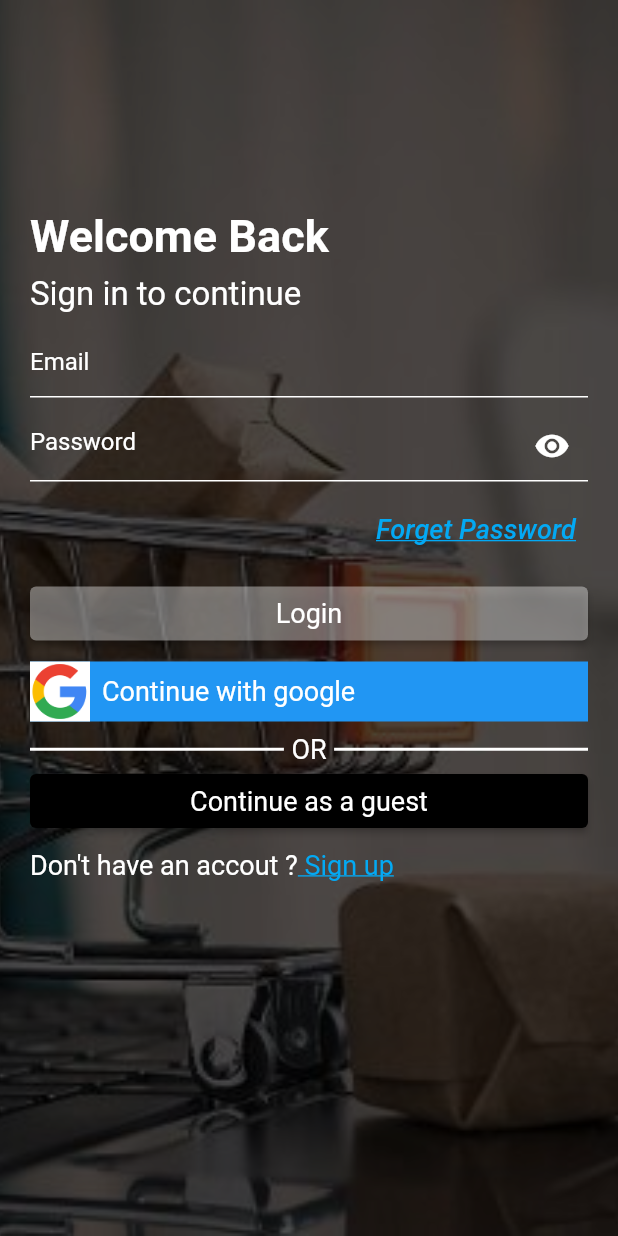
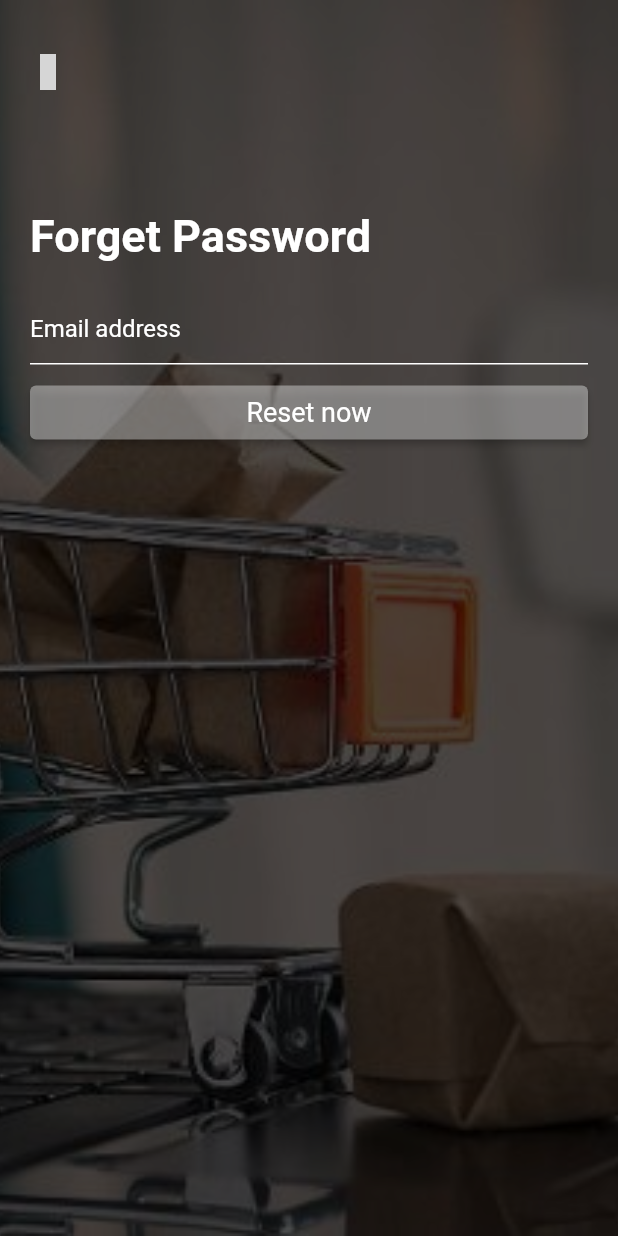
Before and after one commit to amarelali/groceryapp-udemy-course, a Flutter app: the screen it shows after launch, after a tap on "Forget Password", on a phone screen of 412 x 824 dp. Run offline on Flutter 3.47's test engine with Material 2 defaults, Android fonts, the phone set to English and light mode, and no system bars; drawn by our look-alikes of card_swiper; our stand-ins replace badges, fancy_shimmer_image, iconly, shared_preferences; grey boxes are pictures that could not be loaded.

Commit message:
18th commit

```diff
--- a/lib/Widgets/AuthButton.dart
+++ b/lib/Widgets/AuthButton.dart
@@ -2,9 +2,9 @@ import 'package:flutter/material.dart';
 import 'package:groceryapp/Widgets/TextWidget.dart';
 
 class AuthButton extends StatelessWidget {
-  const AuthButton({Key? key, required this.ButtonText, this.primary = Colors.white38, required this.fct})
+  const AuthButton({Key? key, required this.buttonText, this.primary = Colors.white38, required this.fct})
       : super(key: key);
-  final String ButtonText;
+  final String buttonText;
   final Color primary;
   final Function fct;
 
@@ -15,7 +15,7 @@ class AuthButton extends StatelessWidget {
         fct();
       },
       child: TextWidget(
-        text: ButtonText,
+        text: buttonText,
         fontSize: 18,
         color: Colors.white,
       ),
--- a/lib/Widgets/BackWidget.dart
+++ b/lib/Widgets/BackWidget.dart
@@ -1,12 +1,11 @@
 import 'package:flutter/material.dart';
-import 'package:groceryapp/services/Utils.dart';
 import 'package:iconly/iconly.dart';
 class BackWidget extends StatelessWidget {
-  const BackWidget({Key? key}) : super(key: key);
+  BackWidget({Key? key, required this.color}) : super(key: key);
+  final Color color;
 
   @override
   Widget build(BuildContext context) {
-    final Color color = Utils(context).color;
 
     return GestureDetector(
       onTap: () {
--- a/lib/inner_Screen/ProductDetails.dart
+++ b/lib/inner_Screen/ProductDetails.dart
@@ -38,7 +38,7 @@ class _ProductDetailsState extends State<ProductDetails> {
       appBar: AppBar(
         backgroundColor: Style.themeData(isDark, context).scaffoldBackgroundColor,
         elevation: 0,
-        leading: BackWidget(),
+        leading:  BackWidget(color: color,),
         centerTitle: true,
       ),
       body: Column(
--- a/lib/inner_Screen/ProductsOnSale.dart
+++ b/lib/inner_Screen/ProductsOnSale.dart
@@ -13,7 +13,7 @@ class ProductsOnSale extends StatelessWidget {
     Size size = utils.screenSize;
     Color color = utils.color;
     return Scaffold(
-      appBar: AppBar(title: TextWidget(text: 'Products on sale',isTitle: true,fontSize: 20,color: color,),backgroundColor: Theme.of(context).scaffoldBackgroundColor,leading: BackWidget(),) ,
+      appBar: AppBar(title: TextWidget(text: 'Products on sale',isTitle: true,fontSize: 20,color: color,),backgroundColor: Theme.of(context).scaffoldBackgroundColor,leading:  BackWidget(color: color,),) ,
       body: Padding(
         padding: const EdgeInsets.all(8.0),
         child: GridView.count(
--- a/lib/main.dart
+++ b/lib/main.dart
@@ -4,7 +4,9 @@ import 'package:groceryapp/inner_Screen/ProductsOnSale.dart';
 import 'package:groceryapp/providers/darkTheme_provider.dart';
 import 'package:groceryapp/screens/BottomBarScreen.dart';
 import 'package:groceryapp/consts/Style.dart';
+import 'package:groceryapp/screens/auth/ForgetPass.dart';
 import 'package:groceryapp/screens/auth/LoginScreen.dart';
+import 'package:groceryapp/screens/auth/RegisterScreen.dart';
 import 'package:groceryapp/screens/orders/OrdersScreen.dart';
 import 'package:groceryapp/screens/viewed/ViewedRecentlyScreen.dart';
 import 'package:groceryapp/screens/wishlist/WishlistScreen.dart';
@@ -54,6 +56,8 @@ class _MyAppState extends State<MyApp> {
               WishlistScreen.routeName : (ctx)=> const WishlistScreen(),
               OrdersScreen.routeName : (ctx)=> const OrdersScreen(),
               ViewedRecentlyScreen.routeName : (ctx)=> const ViewedRecentlyScreen(),
+              RegisterScreen.routeName : (ctx)=> const RegisterScreen(),
+              ForgetPass.routeName : (ctx)=> const ForgetPass(),
 
             },
           );
--- /dev/null
+++ b/lib/screens/auth/ForgetPass.dart
@@ -0,0 +1,107 @@
+import 'package:card_swiper/card_swiper.dart';
+import 'package:flutter/material.dart';
+import '../../Widgets/AuthButton.dart';
+import '../../Widgets/TextWidget.dart';
+import '../../consts/consts.dart';
+import '../../widgets/BackWidget.dart';
+
+class ForgetPass extends StatefulWidget {
+  static const routeName = '/ForgetPass';
+  const ForgetPass({Key? key}) : super(key: key);
+
+  @override
+  State<ForgetPass> createState() => _ForgetPassState();
+}
+
+class _ForgetPassState extends State<ForgetPass> {
+  final _emailTextEditingController = TextEditingController();
+  void _forgetPassFCT(){
+
+  }
+  @override
+  void dispose(){
+    _emailTextEditingController.dispose();
+    super.dispose();
+  }
+  @override
+  Widget build(BuildContext context) {
+    return Scaffold(
+      body: Stack(
+        children: [
+          Swiper(
+            itemCount: Consts.authImagesPath.length,
+            autoplay: true,
+            autoplayDelay: 8000,
+            duration: 800,
+            itemBuilder: (BuildContext context, int index) {
+              return Image.asset(Consts.authImagesPath[index],fit: BoxFit.cover);
+            },
+          ),
+          Container(
+            color : Colors.black.withOpacity(0.7)
+          ),
+          SingleChildScrollView(
+            child: Padding(
+              padding: const EdgeInsets.all(20.0),
+              child: Column(
+                mainAxisSize: MainAxisSize.max,
+                crossAxisAlignment: CrossAxisAlignment.start,
+                children: [
+                  Container(
+                    height: AppBar().preferredSize.height,
+                    child: BackWidget(color: Colors.white),
+                  ),
+                  const SizedBox(
+                    height: 64,
+                  ),
+                  TextWidget(
+                    text: 'Forget Password',
+                    color: Colors.white,
+                    fontSize: 30,
+                    isTitle: true,
+                  ),
+                  const SizedBox(
+                    height: 20,
+                  ),
+                  Form(
+                    child: TextFormField(
+                      style: TextStyle(color: Colors.white),
+                      keyboardType: TextInputType.emailAddress,
+                      controller: _emailTextEditingController,
+                      textInputAction: TextInputAction.next,
+                      validator: (value) {
+                        if (value!.isEmpty || !value.contains('@')) {
+                          return 'Please enter a valid email';
+                        } else {
+                          return null;
+                        }
+                      },
+                      onEditingComplete: _forgetPassFCT,
+                      decoration: InputDecoration(
+                        enabledBorder: const UnderlineInputBorder(
+                            borderSide:
+                            const BorderSide(color: Colors.white)),
+                        focusedBorder: const UnderlineInputBorder(
+                          borderSide: const BorderSide(color: Colors.white),
+                        ),
+                        hintText: 'Email address',
+                        hintStyle: TextStyle(color: Colors.white),
+                      ),
+                    ),
+                  ),
+                  const SizedBox(
+                    height: 8,
+                  ),
+                  SizedBox(
+                    width: double.infinity,
+                    child: AuthButton(buttonText: 'Reset now', fct: (){},),
+                  )
+                ],
+              ),
+            ),
+          )
+        ],
+      ),
+    );
+  }
+}
--- a/lib/screens/auth/LoginScreen.dart
+++ b/lib/screens/auth/LoginScreen.dart
@@ -1,8 +1,11 @@
 import 'package:card_swiper/card_swiper.dart';
 import 'package:flutter/cupertino.dart';
+import 'package:flutter/gestures.dart';
 import 'package:flutter/material.dart';
 import 'package:groceryapp/Widgets/TextWidget.dart';
-
+import 'package:groceryapp/screens/auth/ForgetPass.dart';
+import 'package:groceryapp/screens/auth/RegisterScreen.dart';
+import 'package:groceryapp/services/GlobalMethods.dart';
 import '../../Widgets/AuthButton.dart';
 import '../../Widgets/GoogleButton.dart';
 import '../../consts/consts.dart';
@@ -164,7 +167,9 @@ class _LoginScreenState extends State<LoginScreen> {
                 Align(
                     alignment: Alignment.topRight,
                     child: TextButton(
-                        onPressed: () {},
+                        onPressed: () {
+                          GlobalMethods.navigateTo(context: context, routeName: ForgetPass.routeName);
+                        },
                         child: Text('Forget Password',
                             style: TextStyle(
                                 color: Colors.lightBlue,
@@ -176,7 +181,7 @@ class _LoginScreenState extends State<LoginScreen> {
                 ),
                 SizedBox(
                   width: double.infinity,
-                  child: AuthButton(fct: () {}, ButtonText: 'Login'),
+                  child: AuthButton(fct:_submitLoginForm, buttonText: 'Login'),
                 ),
                 const SizedBox(
                   height: 8,
@@ -209,9 +214,9 @@ class _LoginScreenState extends State<LoginScreen> {
                 SizedBox(
                   width: double.infinity,
                   child: AuthButton(
-                      ButtonText: 'Continue as a guest',
+                      buttonText: 'Continue as a guest',
                       fct: () {},
-                      primary: Colors.black),
+                      primary: Colors.black, ),
                 ),
                 const SizedBox(height: 8),
                 RichText(
@@ -223,8 +228,11 @@ class _LoginScreenState extends State<LoginScreen> {
                             text: ' Sign up',
                             style: TextStyle(
                                 fontSize: 18,
-                                color: Colors.lightBlue,
-                                decoration: TextDecoration.underline))
+                                color: Colors.lightBlue,),
+                        recognizer: TapGestureRecognizer()..onTap = (){
+                              GlobalMethods.navigateTo(context: context, routeName: RegisterScreen.routeName);
+                        }
+                         ),
                       ]),
                 ),
               ],
--- a/lib/screens/orders/OrdersScreen.dart
+++ b/lib/screens/orders/OrdersScreen.dart
@@ -39,7 +39,7 @@ class _OrdersScreenState extends State<OrdersScreen> {
                   fontSize: 22,
                   isTitle: true,
                 ),
-                leading: const BackWidget(),
+                leading:  BackWidget(color: color,),
                 actions: [
                   IconButton(
                       onPressed: () {
--- a/lib/screens/viewed/ViewedRecentlyScreen.dart
+++ b/lib/screens/viewed/ViewedRecentlyScreen.dart
@@ -34,7 +34,7 @@ class _ViewedRecentlyScreenState extends State<ViewedRecentlyScreen> {
             appBar: AppBar(
                 elevation: 0,
                 centerTitle: true,
-                leading: const BackWidget(),
+                leading: BackWidget(color: color,),
                 backgroundColor: Theme.of(context).scaffoldBackgroundColor,
                 title: TextWidget(
                   text: 'History',
--- a/lib/screens/wishlist/WishlistScreen.dart
+++ b/lib/screens/wishlist/WishlistScreen.dart
@@ -34,7 +34,7 @@ class _WishlistScreenState extends State<WishlistScreen> {
         centerTitle: true,
         title: Text('Wishlist (16)', style: TextStyle(color: color,fontSize: 20),),
         elevation: 0,
-        leading: BackWidget(),
+        leading:  BackWidget(color: color,),
         actions: [
           IconButton(
             onPressed: (){
```
Also changed, not shown: lib/screens/auth/RegisterScreen.dart (added, +284 -0 lines).
